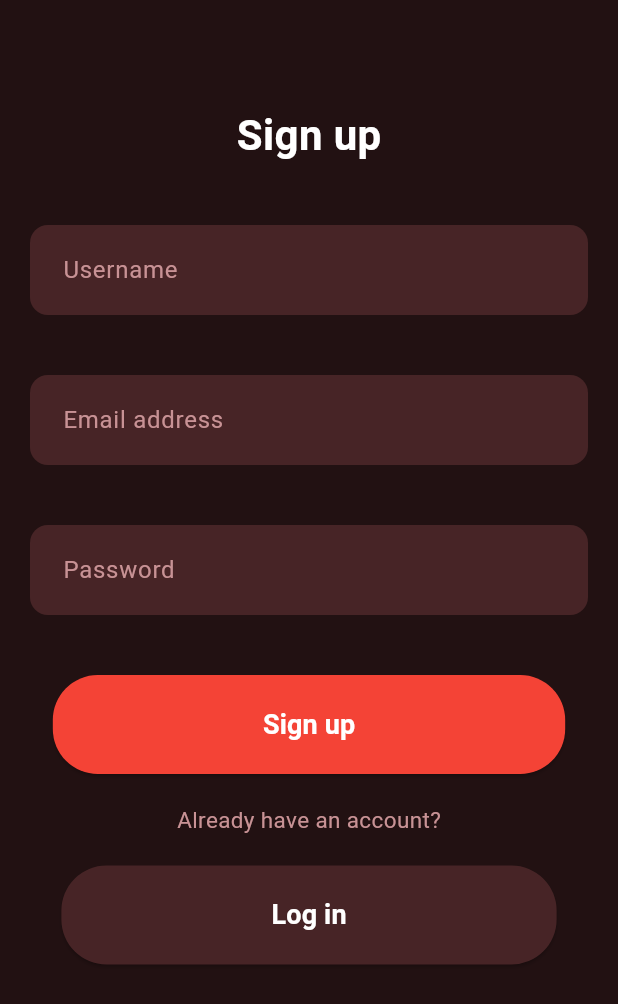
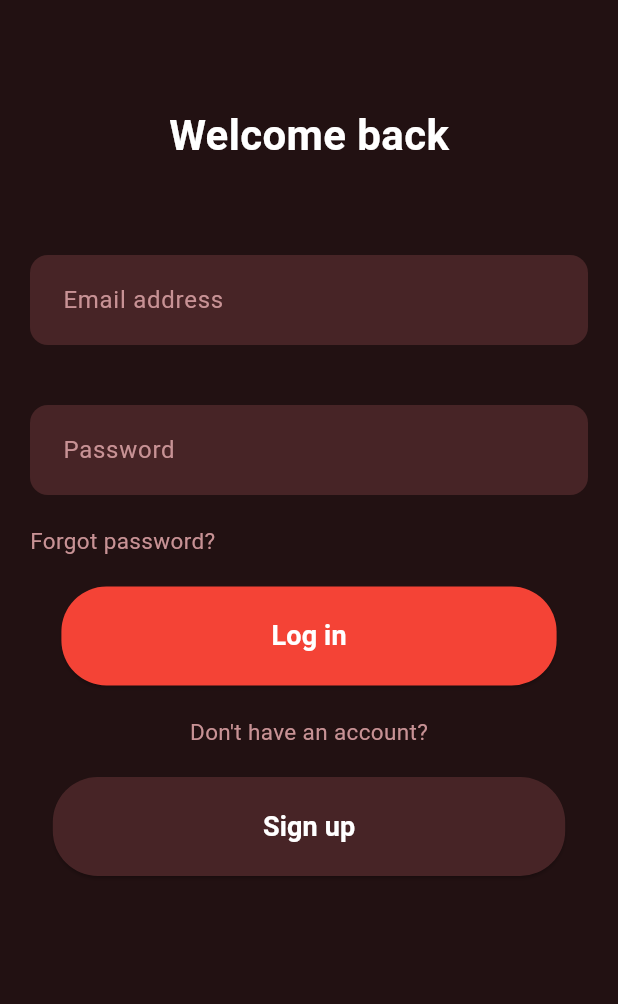
Before and after one commit to tubaunlu/bilet_satis_app, a Flutter app: the screen it shows after launch, after a tap on "Log in", on a phone screen of 412 x 824 dp. Shown: the top 1004 px of the screen. Run offline on Flutter 3.47's test engine with Material 3 defaults, Android fonts, the phone set to English and light mode, and no system bars; Roboto replaces fonts that are missing (Be Vietnam Pro).

Commit message:
update
commit

```diff
--- a/lib/auth/login/login_page.dart
+++ b/lib/auth/login/login_page.dart
@@ -0,0 +1,144 @@
+import 'package:flutter/material.dart';
+class LoginPage extends StatefulWidget {
+   const LoginPage({super.key});
+
+ @override
+  State<LoginPage> createState() => _LoginPageState();
+}
+class _LoginPageState extends State<LoginPage>{
+
+  @override
+  Widget build(BuildContext context) {
+    return Scaffold(
+     backgroundColor: Color(0xFF221112),
+     body: Padding(
+      padding: const EdgeInsets.only(top: 70),
+      child: Column(
+        mainAxisAlignment: MainAxisAlignment.start,
+        crossAxisAlignment: CrossAxisAlignment.center,
+      children: [
+       Text(
+       'Welcome back',
+       style: TextStyle(
+        fontFamily: 'Be Vietnam Pro',
+        fontSize: 28,
+        fontWeight: FontWeight.bold,
+        color: Colors.white,
+       ),
+       ),
+     SizedBox(height: 40),
+     Padding(
+      padding:EdgeInsets.symmetric(vertical: 20.0, horizontal: 20.0),
+      child: TextField(
+      decoration: InputDecoration(
+        labelText: 'Email address',
+        labelStyle: TextStyle(color:Color(0xFFC89295)),
+        filled: true,
+        fillColor: Color(0xFF472426),
+      border: OutlineInputBorder(
+       borderRadius: BorderRadius.circular(12),
+      borderSide: BorderSide.none,
+      ),
+      contentPadding: EdgeInsets.all(18),
+      ),
+      style: TextStyle(color: Colors.white),
+      ) ,
+       ),
+     Padding(
+      padding:EdgeInsets.symmetric(vertical: 20.0, horizontal: 20.0),
+      child:TextField(
+        decoration: InputDecoration(
+          labelText: 'Password',
+          labelStyle: TextStyle(color: Color(0xFFC89295)),
+        filled: true,
+        fillColor: Color(0xFF472426),
+        border: OutlineInputBorder(
+        borderRadius: BorderRadius.circular(12),
+        borderSide: BorderSide.none,
+        ),
+        contentPadding: EdgeInsets.all(18),
+        ),
+        style: TextStyle(color: Colors.white),
+         ),
+       ),
+    Align(
+    alignment: Alignment.centerLeft,
+    child: Padding(
+    padding: EdgeInsets.symmetric( horizontal: 20.0),
+    child:  Text ('Forgot password?',
+    style: TextStyle(
+    color: Color(0xFFC89295),
+    fontSize: 15,
+    ),
+    ),
+    ),),
+    SizedBox(height: 20),
+    ElevatedButton(
+      onPressed: () {},
+      style: ElevatedButton.styleFrom(
+      backgroundColor: Colors.red,
+      padding: EdgeInsets.symmetric(vertical: 20.0, horizontal: 140.0),
+      shape:RoundedRectangleBorder(
+      borderRadius: BorderRadius.circular(30),
+      )
+      ),
+    child: const Text(
+      'Log in',
+      style: TextStyle(
+        fontWeight: FontWeight.bold,
+        fontSize: 18,
+        color: Colors.white,
+     ),
+    ),
+    ),
+    SizedBox(height: 20),
+    Text ("Don't have an account?",
+     style: TextStyle(
+      color: Color(0xFFC89295),
+      fontSize: 15,
+     ),
+    ),
+     SizedBox(height: 20),
+     ElevatedButton (
+     onPressed:() {
+      Navigator.pushNamed(context, '/register');
+     },
+     style: ElevatedButton.styleFrom(
+     backgroundColor: Color(0xFF472426),
+     padding: EdgeInsets.symmetric(vertical: 20.0, horizontal: 140.0),
+     shape: RoundedRectangleBorder(
+    borderRadius: BorderRadius.circular(30),
+     )
+     ),
+  child: const Text(
+    'Sign up',
+  style: TextStyle(
+    fontWeight: FontWeight.bold,
+    fontSize: 18,
+    color: Colors.white,
+  ),
+  ),
+
+     ),
+      ],
+      )
+     ),
+    );
+
+
+
+
+
+
+
+
+
+
+
+
+
+
+
+
+}
+  }
--- a/lib/auth/register/register_page.dart
+++ b/lib/auth/register/register_page.dart
@@ -1,5 +1,4 @@
 import "package:flutter/material.dart";
-
 
 class RegisterPage extends StatefulWidget {
      const RegisterPage({super.key});
@@ -8,7 +7,6 @@
     State<RegisterPage> createState() => _RegisterPageState();
   }
   class _RegisterPageState extends State<RegisterPage>{
-
    @override
    Widget build(BuildContext context) {
    return Scaffold(
@@ -29,7 +27,6 @@
           ),
         ),
         SizedBox(height: 20),
-
       Padding(
         padding: EdgeInsets.symmetric(vertical: 20.0,horizontal: 20.0),
       child: TextField(
@@ -48,7 +45,6 @@
 
       )
     ),
-
     Padding(padding:
     EdgeInsets.symmetric(vertical: 20.0, horizontal: 20.0),
      child:TextField(
@@ -66,7 +62,6 @@
     style: TextStyle(color: Colors.white),
       )
       ),
-
    Padding(padding: EdgeInsets.symmetric(vertical: 20.0, horizontal: 20.0),
     child: TextField(
       decoration: InputDecoration(
@@ -83,7 +78,6 @@
      style: TextStyle(color: Colors.white),
       ),
     ),
-
     SizedBox(height: 20),
     ElevatedButton(
      onPressed: () {},
@@ -110,10 +104,11 @@
     fontSize: 15,
    ),
  ),
-
   SizedBox(height: 20),
    ElevatedButton(
-  onPressed:() {},
+   onPressed:() {
+    Navigator.pushNamed(context, '/login');
+   },
    style: ElevatedButton.styleFrom(
    backgroundColor: Color(0xFF472426),
    padding: EdgeInsets.symmetric(vertical: 20, horizontal: 140),
@@ -128,6 +123,7 @@
     fontSize: 18,
     color: Colors.white,
     ),
+
    ),
   )
       ]
--- a/lib/main.dart
+++ b/lib/main.dart
@@ -1,4 +1,4 @@
-
+import 'package:bilet_satis_app/auth/login/login_page.dart';
 import 'package:bilet_satis_app/auth/register/register_page.dart';
 import 'package:bilet_satis_app/features/splash/splash.page.dart';
 import 'package:flutter/material.dart';
@@ -23,6 +23,7 @@
    routes: {
       '/': (context) => SplashPage(),
       '/register': (context) => RegisterPage(),
+      '/login': (context) => LoginPage(),
    },
     );
 
```
Lines whose indentation alone changed are shown as unchanged.
